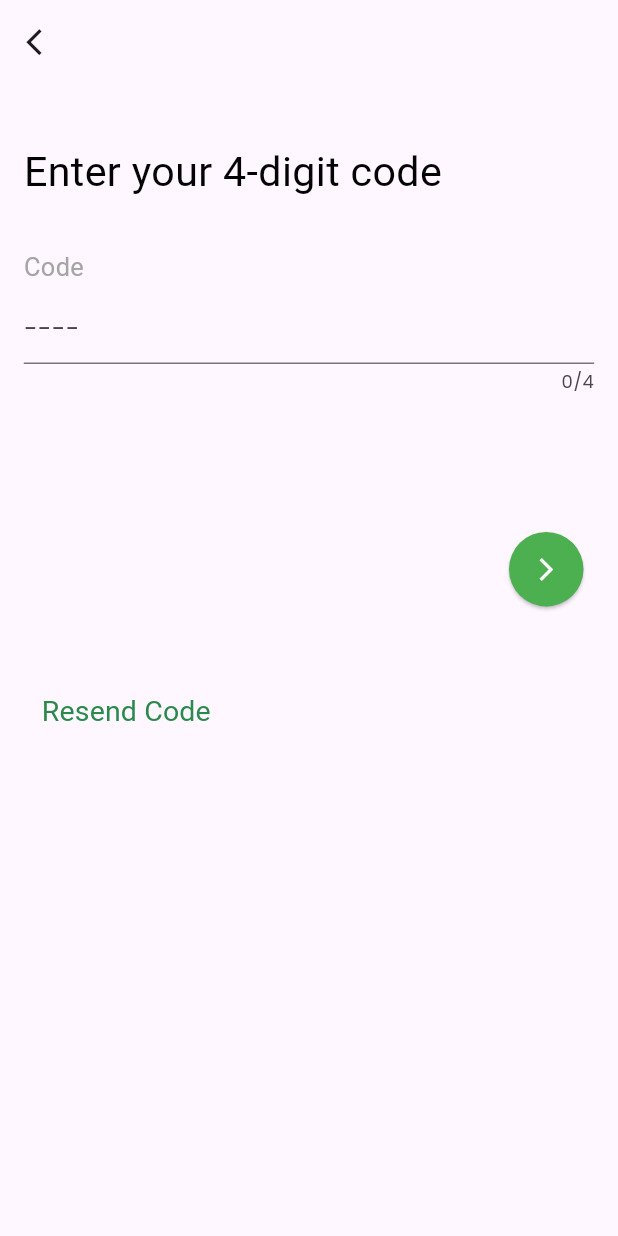
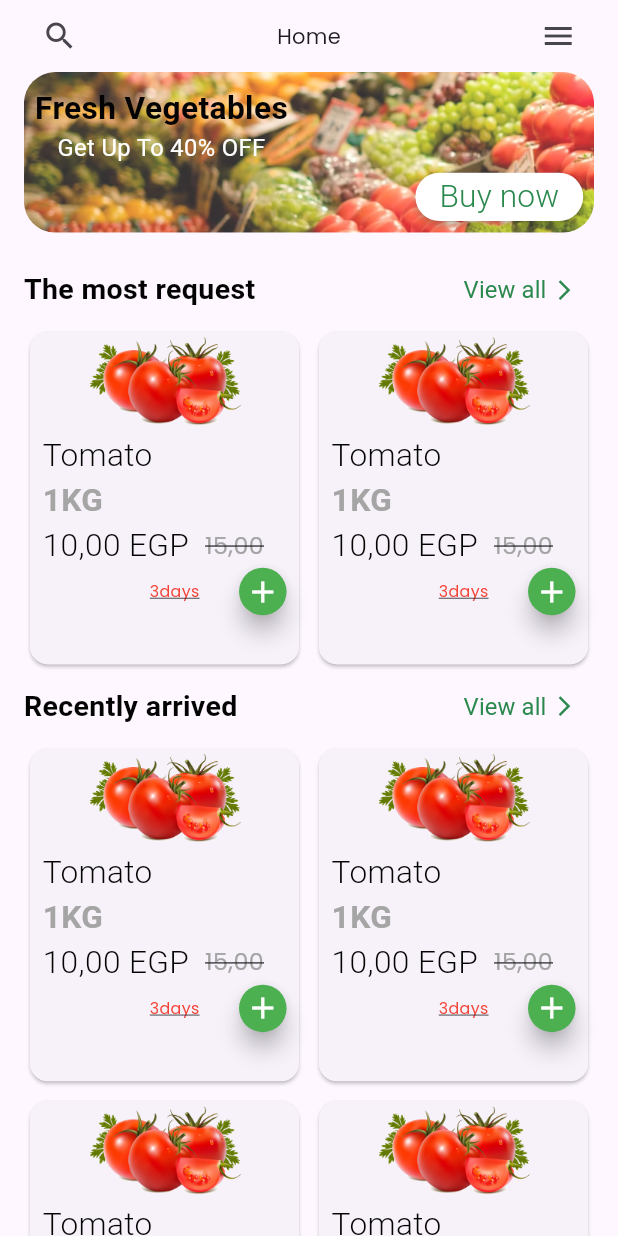
Before and after one commit to AbnYunis/Grocery-App, a Flutter app: the VerificationView screen opened by its route, after a tap on the "arrow forward ios" icon, on a phone screen of 412 x 824 dp. Run offline on Flutter 3.47's test engine with Material 3 defaults, Android fonts, the phone set to English and light mode, and no system bars; our stand-ins replace cached_network_image, geocoding, geolocator, go_router, google_fonts, image_picker and 3 more; Roboto replaces fonts that are missing (Almarai).

Commit message:
home done

```diff
--- a/lib/core/utils/assets.dart
+++ b/lib/core/utils/assets.dart
@@ -2,6 +2,8 @@ class AssetService {
   static const splash = "assets/images/splash.png";
   static const logo = "assets/images/logo.png";
   static const login = "assets/images/login.png";
+  static const vegetables = "assets/images/vegetables.png";
+  static const tomato = "assets/images/tomato.png";
 
 
 }
--- a/lib/core/utils/mange_routers/app_router.dart
+++ b/lib/core/utils/mange_routers/app_router.dart
@@ -1,4 +1,5 @@
 import 'package:grocery/core/utils/mange_routers/imports.dart';
+import 'package:grocery/features/home/presentation/views/home_view.dart';
 import 'package:grocery/features/number/presentation/views/number_view.dart';
 import 'package:grocery/features/sign_in/presentation/views/sign_in_view.dart';
 import 'package:grocery/features/type_user/presentation/views/type_user_view.dart';
@@ -15,7 +16,7 @@ abstract class AppRouter {
        Routers.goRouteFade(const SignInView(), Routers.signIn),
        Routers.goRouteFade(const NumberView(), Routers.number),
        Routers.goRouteFade(const VerificationView(), Routers.verification),
-      // Routers.goRouteFade(const CustomBNB(), Routers.bnb),
+       Routers.goRouteFade(const HomeView(), Routers.home),
       // Routers.goRouteFade(const AuctionView(), Routers.auction),
       // Routers.goRouteFade(const PaymentView(), Routers.payment),
       // GoRoute(
--- a/lib/core/utils/mange_routers/routers.dart
+++ b/lib/core/utils/mange_routers/routers.dart
@@ -7,11 +7,8 @@ abstract class Routers {
   static const signIn = '/signIn';
   static const number = '/number';
   static const verification = '/verification';
-  static const bnb = '/bnb';
-  static const category = '/category';
-  static const auction = '/auction';
-  static const payment = '/payment';
-  static const addPost = '/addPost';
+  static const home = '/home';
+
   static GoRoute goRouteFade(Widget screen, String path) {
     return GoRoute(
       path: path,
--- /dev/null
+++ b/lib/features/home/presentation/views/home_view.dart
@@ -0,0 +1,15 @@
+import 'package:grocery/core/utils/mange_routers/imports.dart';
+import 'package:grocery/features/home/presentation/views/widgets/home_body.dart';
+
+class HomeView extends StatelessWidget {
+  const HomeView({super.key});
+
+  @override
+  Widget build(BuildContext context) {
+    return const SafeArea(
+      child: Scaffold(
+        body: HomeBody(),
+      ),
+    );
+  }
+}
--- /dev/null
+++ b/lib/features/home/presentation/views/widgets/custom_home_item.dart
@@ -0,0 +1,90 @@
+import 'package:grocery/core/utils/mange_routers/imports.dart';
+
+class CustomHomeItem extends StatelessWidget {
+  const CustomHomeItem({super.key});
+
+  @override
+  Widget build(BuildContext context) {
+    return SizedBox(
+      width: MediaQuery.of(context).size.width / 2.2,
+      child: Card(
+        child: Column(
+          children: [
+            Image.asset(
+              AssetService.tomato,
+              scale: 2,
+            ),
+            Padding(
+              padding: EdgeInsets.only(left: 8.w(context), right: 8.w(context)),
+              child: Column(
+                crossAxisAlignment: CrossAxisAlignment.start,
+                children: [
+                  Text(
+                    'Tomato',
+                    style: TextStyles.style20_300(context, CustomColor.black),
+                  ),
+                  Text(
+                    '1KG',
+                    style:
+                        TextStyles.style20_700(context, CustomColor.lightGrey),
+                  ),
+                  Row(
+                    children: [
+                      Text(
+                        '10,00 EGP',
+                        style:
+                            TextStyles.style20_300(context, CustomColor.black),
+                      ),
+                      SizedBoxApp(
+                        w: 10.w(context),
+                      ),
+                      Text(
+                        '15,00',
+                        style: TextStyle(
+                          fontSize: 15.w(context),
+                          color: const Color(0xFFA5A5A5),
+                          decoration: TextDecoration.lineThrough,
+                        ),
+                      ),
+                    ],
+                  ),
+                  Row(
+                    mainAxisAlignment: MainAxisAlignment.end,
+                    children: [
+                      Text(
+                        '3days',
+                        style: TextStyle(
+                            fontSize: 10.w(context),
+                            color: Colors.red,
+                            decoration: TextDecoration.underline),
+                      ),
+                      SizedBoxApp(
+                        w: 25.w(context),
+                      ),
+                      SizedBox(
+                        width: 30.w(context),
+                        height: 30.w(context),
+                        child: FloatingActionButton(
+                          onPressed: () {},
+                          shape: RoundedRectangleBorder(
+                            borderRadius: BorderRadius.circular(50.w(context)),
+                          ),
+                          mini: true,
+                          backgroundColor: Colors.green,
+                          child: const Icon(
+                            Icons.add,
+                            color: Colors.white,
+                          ),
+                        ),
+                      ),
+                    ],
+                  ),
+                ],
+              ),
+            )
+          ],
+        ),
+      ),
+    );
+  }
+}
--- /dev/null
+++ b/lib/features/home/presentation/views/widgets/fresh_vegetables_widget.dart
@@ -0,0 +1,56 @@
+import 'package:grocery/core/utils/mange_routers/imports.dart';
+class FreshVegetablesWidget extends StatelessWidget {
+  const FreshVegetablesWidget({super.key});
+
+  @override
+  Widget build(BuildContext context) {
+    return  Stack(
+      children: [
+        ClipRRect(
+          borderRadius: BorderRadius.all(
+            Radius.circular(
+              20.w(context),
+            ),
+          ),
+          child: Image.asset(AssetService.vegetables),
+        ),
+        Positioned(
+          top: 10.h(context),
+          left: 7.w(context),
+          child: Column(
+            children: [
+              Text(
+                'Fresh Vegetables',
+                style:
+                TextStyles.style20_700(context, CustomColor.black),
+              ),
+              Text(
+                'Get Up To 40% OFF',
+                style:
+                TextStyles.style15_400(context, CustomColor.white),
+              ),
+            ],
+          ),
+        ),
+        Positioned(
+          bottom: 0,
+          right: 7.w(context),
+          child: MaterialButton(
+            height: 35.h(context),
+            color: Colors.white,
+            onPressed: () {},
+            shape: RoundedRectangleBorder(
+              borderRadius: BorderRadius.circular(
+                15.w(context),
+              ),
+            ),
+            child: Text(
+              'Buy now',
+              style: TextStyles.style20_300(context, CustomColor.green),
+            ),
+          ),
+        ),
+      ],
+    );
+  }
+}
--- /dev/null
+++ b/lib/features/home/presentation/views/widgets/home_appbar.dart
@@ -0,0 +1,16 @@
+import 'package:grocery/core/utils/mange_routers/imports.dart';
+class HomeAppbar extends StatelessWidget {
+  const HomeAppbar({super.key});
+
+  @override
+  Widget build(BuildContext context) {
+    return Row(
+      mainAxisAlignment: MainAxisAlignment.spaceBetween,
+      children: [
+         IconButton(onPressed: (){}, icon: const Icon(Icons.search),),
+        const Text('Home'),
+        IconButton(onPressed: (){}, icon: const Icon(Icons.menu_sharp))
+      ],
+    );
+  }
+}
--- /dev/null
+++ b/lib/features/home/presentation/views/widgets/home_body.dart
@@ -0,0 +1,64 @@
+import 'package:grocery/core/utils/mange_routers/imports.dart';
+import 'package:grocery/features/home/presentation/views/widgets/custom_home_item.dart';
+import 'package:grocery/features/home/presentation/views/widgets/fresh_vegetables_widget.dart';
+import 'package:grocery/features/home/presentation/views/widgets/home_appbar.dart';
+import 'package:grocery/features/home/presentation/views/widgets/view_all_widget.dart';
+
+class HomeBody extends StatelessWidget {
+  const HomeBody({super.key});
+
+  @override
+  Widget build(BuildContext context) {
+    return SingleChildScrollView(
+      child: Padding(
+        padding: EdgeInsets.symmetric(horizontal: 15.w(context)),
+        child: Column(
+          children: [
+            const HomeAppbar(),
+            const FreshVegetablesWidget(),
+            SizedBoxApp(
+              h: 15.h(context),
+            ),
+            const ViewAllWidget(
+              text: 'The most request',
+            ),
+
+            GridView.builder(
+              physics: const NeverScrollableScrollPhysics(),
+              shrinkWrap: true,
+              gridDelegate:  SliverGridDelegateWithFixedCrossAxisCount(
+                crossAxisCount: 2, // Number of items per row
+                crossAxisSpacing: 5, // Spacing between columns
+                mainAxisSpacing: 0, // Spacing between rows
+                mainAxisExtent: 250.h(context)
+              ),
+              itemCount: 2,
+              // Total number of items
+              itemBuilder: (context, index) {
+                return const CustomHomeItem();
+              },
+            ),
+            const ViewAllWidget(
+              text: 'Recently arrived',
+            ),
+            GridView.builder(
+              physics: const NeverScrollableScrollPhysics(),
+              shrinkWrap: true,
+              gridDelegate:  SliverGridDelegateWithFixedCrossAxisCount(
+                  crossAxisCount: 2, // Number of items per row
+                  crossAxisSpacing: 5, // Spacing between columns
+                  mainAxisSpacing: 5, // Spacing between rows
+                  mainAxisExtent: 250.h(context)
+              ),
+              itemCount: 4,
+              // Total number of items
+              itemBuilder: (context, index) {
+                return const CustomHomeItem();
+              },
+            ),
+          ],
+        ),
+      ),
+    );
+  }
+}
--- /dev/null
+++ b/lib/features/home/presentation/views/widgets/view_all_widget.dart
@@ -0,0 +1,36 @@
+import 'package:grocery/core/utils/mange_routers/imports.dart';
+
+class ViewAllWidget extends StatelessWidget {
+  final
+   String text;
+  const ViewAllWidget({super.key, required this.text});
+
+  @override
+  Widget build(BuildContext context) {
+    return Row(
+      mainAxisAlignment: MainAxisAlignment.spaceBetween,
+      children: [
+        Text(
+          text,
+          style: TextStyles.style18_700(context, CustomColor.black),
+        ),
+        TextButton(
+          onPressed: () {},
+          child: Row(
+            children: [
+              Text(
+                'View all ',
+                style: TextStyles.style15_400(context, CustomColor.green),
+              ),
+              Icon(
+                Icons.arrow_forward_ios,
+                color: Color(0xFF2B894E),
+                size: 15.w(context),
+              ),
+            ],
+          ),
+        ),
+      ],
+    );
+  }
+}
--- a/lib/features/verification/presentation/views/widgets/verification_body.dart
+++ b/lib/features/verification/presentation/views/widgets/verification_body.dart
@@ -42,7 +42,9 @@ class VerificationBody extends StatelessWidget {
             SizedBoxApp(
               h: 100.h(context),
             ),
-            CustomCircleButton(onPressed: () {}),
+            CustomCircleButton(onPressed: () {
+           context.push(Routers.home);
+            }),
             SizedBoxApp(
               h: 50.h(context),
             ),
```
Also changed, not shown: assets/images/tomato.png (added), assets/images/vegetables.png (added), pubspec.lock.
